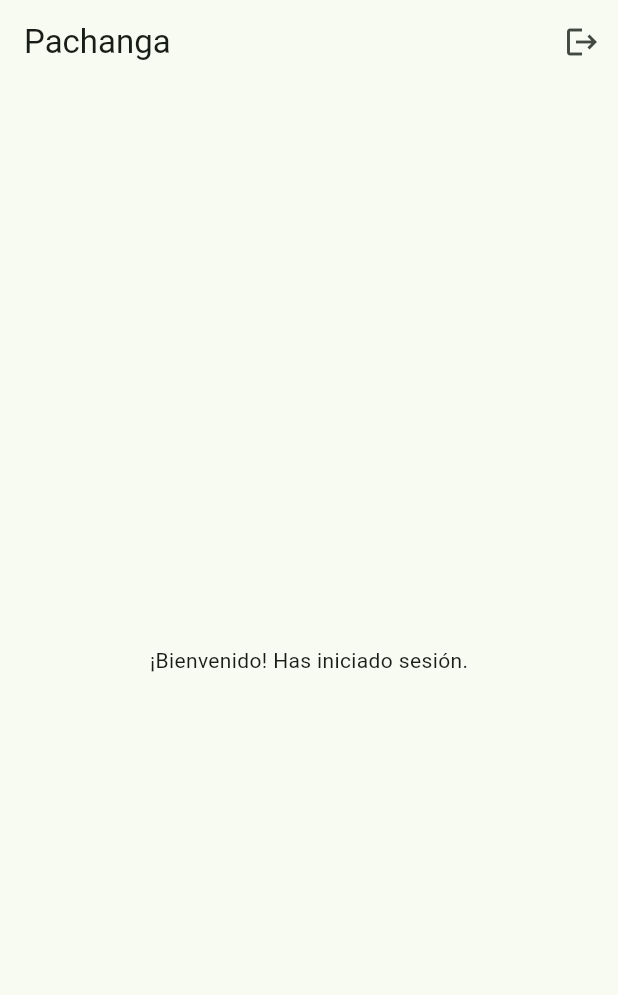
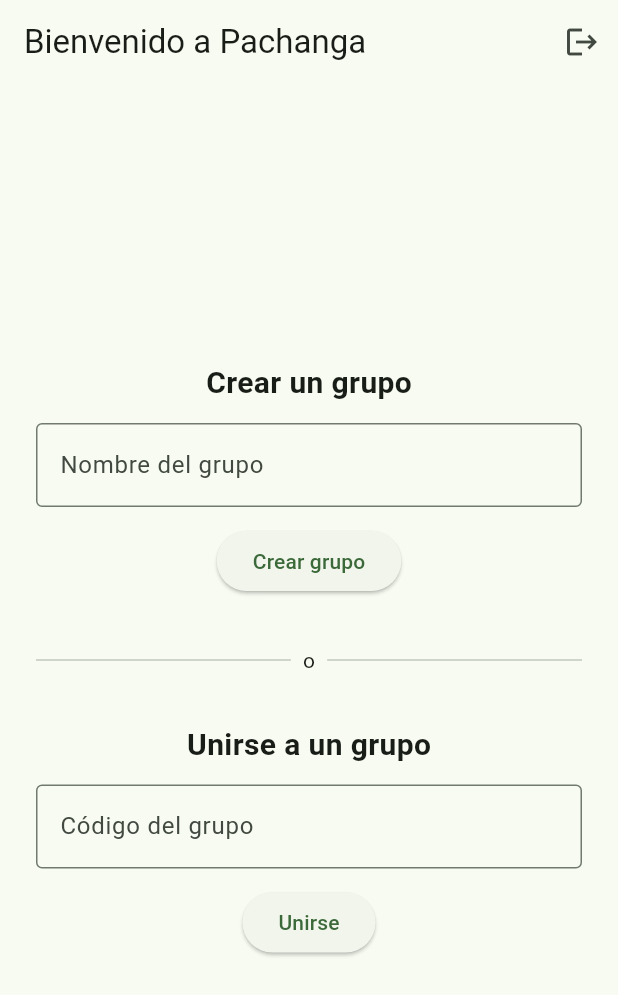
Before and after one commit to FranGonzalez7/pachanga, a Flutter app: the screen it shows once a user with an empty profile is signed in, on a phone screen of 412 x 824 dp. Shown: the top 995 px of the screen. Run offline on Flutter 3.47's test engine with Material 3 defaults, Android fonts, the phone set to English and light mode, and no system bars; our stand-ins replace cloud_firestore, firebase_auth, firebase_core; accounts and stored records are empty; network calls fail.

Commit message:
Completamos flujo de grupos: bienvenida, Home con datos del grupo, Settings y navegación

```diff
--- a/lib/screens/auth_gate.dart
+++ b/lib/screens/auth_gate.dart
@@ -1,33 +1,78 @@
 import 'package:flutter/material.dart';
 import 'package:firebase_auth/firebase_auth.dart';
 import '../services/auth_service.dart';
+import '../services/firestore_service.dart';
+import '../models/membership.dart';
 import 'login_screen.dart';
 import 'home_screen.dart';
+import 'welcome_screen.dart';
 
-class AuthGate extends StatelessWidget {
-  AuthGate({super.key});
+class AuthGate extends StatefulWidget {
+  const AuthGate({super.key});
 
+  @override
+  State<AuthGate> createState() => _AuthGateState();
+}
+
+class _AuthGateState extends State<AuthGate> {
   final AuthService _authService = AuthService();
+  final FirestoreService _firestoreService = FirestoreService();
+
+  Future<Membership?>? _membershipFuture;
+  String? _loadedUid; // de qué usuario es la consulta guardada
+
+  void refresh() {
+    setState(() {
+      final uid = _authService.currentUser?.uid;
+      if (uid != null) {
+        _membershipFuture = _firestoreService.getUserMembership(uid);
+        _loadedUid = uid;
+      }
+    });
+  }
 
   @override
   Widget build(BuildContext context) {
     return StreamBuilder<User?>(
       stream: _authService.authStateChanges,
-      builder: (context, snapshot) {
-        // Mientras se resuelve el estado inicial, mostramos una carga
-        if (snapshot.connectionState == ConnectionState.waiting) {
+      builder: (context, authSnapshot) {
+        if (authSnapshot.connectionState == ConnectionState.waiting) {
           return const Scaffold(
             body: Center(child: CircularProgressIndicator()),
           );
         }
 
-        // Si hay un usuario en el canal, entra a la app
-        if (snapshot.hasData) {
-          return  HomeScreen();
+        if (!authSnapshot.hasData) {
+          // No hay usuario: limpiamos cualquier consulta previa
+          _membershipFuture = null;
+          _loadedUid = null;
+          return const LoginScreen();
         }
 
-        // Si no hay nadie, mostramos el login
-        return const LoginScreen();
+        final uid = authSnapshot.data!.uid;
+
+        // Si la consulta guardada es de otro usuario (o no existe), la rehacemos
+        if (_loadedUid != uid) {
+          _membershipFuture = _firestoreService.getUserMembership(uid);
+          _loadedUid = uid;
+        }
+
+        return FutureBuilder<Membership?>(
+          future: _membershipFuture,
+          builder: (context, membershipSnapshot) {
+            if (membershipSnapshot.connectionState == ConnectionState.waiting) {
+              return const Scaffold(
+                body: Center(child: CircularProgressIndicator()),
+              );
+            }
+
+            if (membershipSnapshot.hasData && membershipSnapshot.data != null) {
+              return const HomeScreen();
+            } else {
+              return WelcomeScreen(onGroupJoined: refresh);
+            }
+          },
+        );
       },
     );
   }
--- /dev/null
+++ b/lib/screens/welcome_screen.dart
@@ -0,0 +1,157 @@
+import 'package:flutter/material.dart';
+import '../services/auth_service.dart';
+import '../services/firestore_service.dart';
+
+class WelcomeScreen extends StatefulWidget {
+  final VoidCallback onGroupJoined;
+  const WelcomeScreen({super.key, required this.onGroupJoined});
+
+  @override
+  State<WelcomeScreen> createState() => _WelcomeScreenState();
+}
+
+class _WelcomeScreenState extends State<WelcomeScreen> {
+  final AuthService _authService = AuthService();
+  final FirestoreService _firestoreService = FirestoreService();
+
+  final TextEditingController _groupNameController = TextEditingController();
+  final TextEditingController _joinCodeController = TextEditingController();
+
+  bool _isLoading = false;
+
+  void _showMessage(String message) {
+    ScaffoldMessenger.of(
+      context,
+    ).showSnackBar(SnackBar(content: Text(message)));
+  }
+
+  // Crea un grupo nuevo con el nombre introducido
+  Future<void> _createGroup() async {
+    final groupName = _groupNameController.text.trim();
+    if (groupName.isEmpty) {
+      _showMessage('Escribe un nombre para el grupo.');
+      return;
+    }
+
+    setState(() => _isLoading = true);
+
+    try {
+      final uid = _authService.currentUser!.uid;
+      final appUser = await _firestoreService.getUser(uid);
+      await _firestoreService.createGroup(groupName, appUser!);
+      widget.onGroupJoined(); // avisa al AuthGate para que refresque
+      // No navegamos a mano: el AuthGate detectará el cambio (lo vemos luego)
+    } catch (e) {
+      _showMessage('No se pudo crear el grupo. Inténtalo de nuevo.');
+    } finally {
+      if (mounted) setState(() => _isLoading = false);
+    }
+  }
+
+  // Une al usuario a un grupo existente mediante el código
+  Future<void> _joinGroup() async {
+    final code = _joinCodeController.text.trim().toUpperCase();
+    if (code.isEmpty) {
+      _showMessage('Escribe el código del grupo.');
+      return;
+    }
+
+    setState(() => _isLoading = true);
+
+    try {
+      final uid = _authService.currentUser!.uid;
+      final appUser = await _firestoreService.getUser(uid);
+      final group = await _firestoreService.joinGroupByCode(code, appUser!);
+
+      if (group == null) {
+        _showMessage('No existe ningún grupo con ese código.');
+      } else {
+        widget.onGroupJoined(); // avisa al AuthGate para que refresque
+      }
+      // Si group no es null, el AuthGate detectará la nueva membresía
+    } catch (e) {
+      _showMessage('No se pudo unir al grupo. Inténtalo de nuevo.');
+    } finally {
+      if (mounted) setState(() => _isLoading = false);
+    }
+  }
+
+  @override
+  void dispose() {
+    _groupNameController.dispose();
+    _joinCodeController.dispose();
+    super.dispose();
+  }
+
+  @override
+  Widget build(BuildContext context) {
+    return Scaffold(
+      appBar: AppBar(
+        title: const Text('Bienvenido a Pachanga'),
+        actions: [
+          IconButton(
+            icon: const Icon(Icons.logout),
+            onPressed: () => _authService.signOut(),
+          ),
+        ],
+      ),
+      body: _isLoading
+          ? const Center(child: CircularProgressIndicator())
+          : Padding(
+              padding: const EdgeInsets.all(24.0),
+              child: Column(
+                mainAxisAlignment: MainAxisAlignment.center,
+                children: [
+                  const Text(
+                    'Crear un grupo',
+                    style: TextStyle(fontSize: 20, fontWeight: FontWeight.bold),
+                  ),
+                  const SizedBox(height: 12),
+                  TextField(
+                    controller: _groupNameController,
+                    decoration: const InputDecoration(
+                      labelText: 'Nombre del grupo',
+                      border: OutlineInputBorder(),
+                    ),
+                  ),
+                  const SizedBox(height: 12),
+                  ElevatedButton(
+                    onPressed: _createGroup,
+                    child: const Text('Crear grupo'),
+                  ),
+                  const SizedBox(height: 32),
+                  const Row(
+                    children: [
+                      Expanded(child: Divider()),
+                      Padding(
+                        padding: EdgeInsets.symmetric(horizontal: 8),
+                        child: Text('o'),
+                      ),
+                      Expanded(child: Divider()),
+                    ],
+                  ),
+                  const SizedBox(height: 32),
+                  const Text(
+                    'Unirse a un grupo',
+                    style: TextStyle(fontSize: 20, fontWeight: FontWeight.bold),
+                  ),
+                  const SizedBox(height: 12),
+                  TextField(
+                    controller: _joinCodeController,
+                    decoration: const InputDecoration(
+                      labelText: 'Código del grupo',
+                      border: OutlineInputBorder(),
+                    ),
+                    textCapitalization: TextCapitalization.characters,
+                  ),
+                  const SizedBox(height: 12),
+                  ElevatedButton(
+                    onPressed: _joinGroup,
+                    child: const Text('Unirse'),
+                  ),
+                ],
+              ),
+            ),
+    );
+  }
+}
```
Also changed, not shown: lib/screens/home_screen.dart (+98 -7 lines), lib/screens/settings_screen.dart (added, +30 -0 lines), lib/services/firestore_service.dart (+20 -0 lines).
